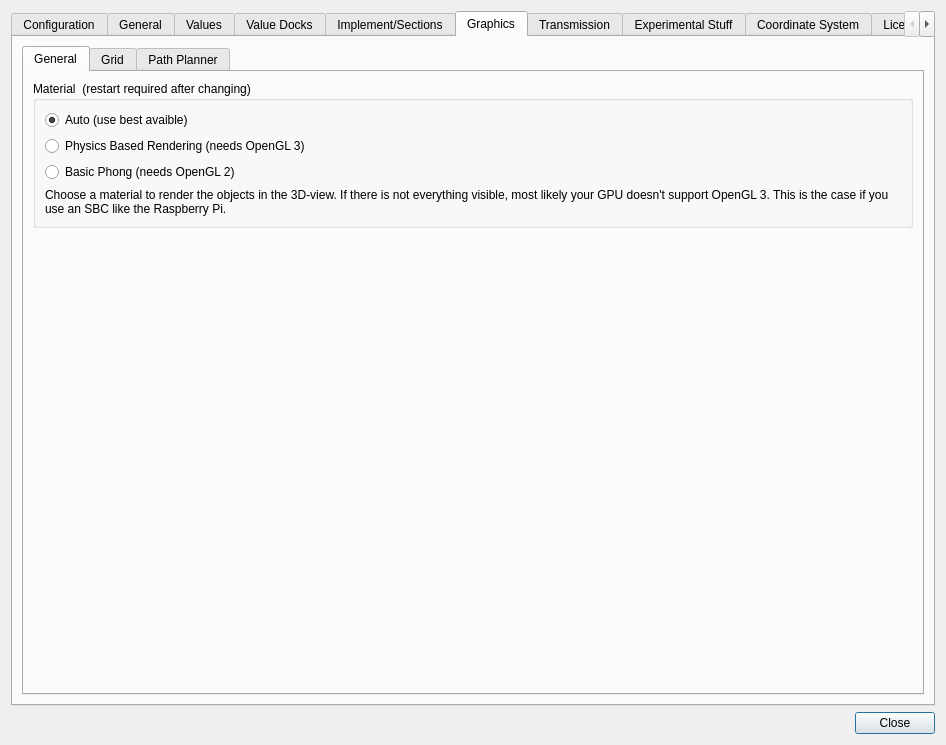
First picture: the form in src/gui/SettingsDialog.ui, repository eringerli/QtOpenGuidance, before the edit.
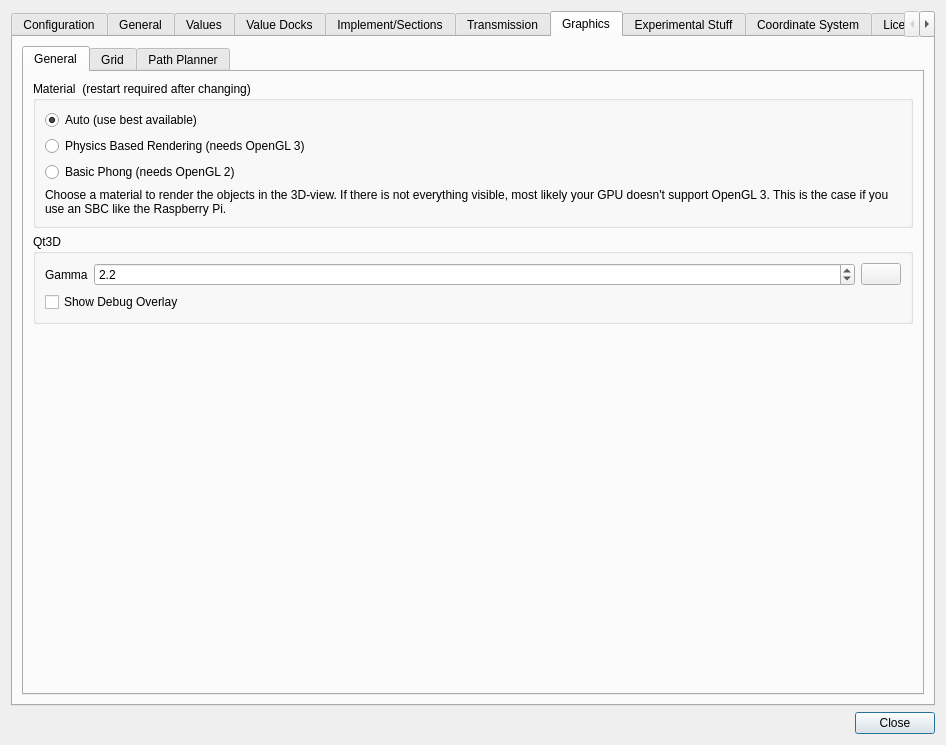
Second picture: the form after the edit. The open tabs and pages were chosen to show the change. Icons and pictures are not drawn. Custom widgets are drawn as their Qt base class.

Commit message: added gamma and debug overlay settings

Patch:
```diff
--- a/src/gui/SettingsDialog.ui
+++ b/src/gui/SettingsDialog.ui
@@ -47,7 +47,7 @@
         <enum>Qt::NoFocus</enum>
        </property>
        <property name="currentIndex">
-        <number>0</number>
+        <number>6</number>
        </property>
        <widget class="QWidget" name="tabConfiguration">
         <attribute name="title">
@@ -948,6 +948,16 @@
          </item>
         </layout>
        </widget>
+       <widget class="QWidget" name="tabTransmission">
+        <attribute name="title">
+         <string>Transmission</string>
+        </attribute>
+        <layout class="QHBoxLayout" name="horizontalLayout_7">
+         <item>
+          <widget class="QTableView" name="tvTransmission"/>
+         </item>
+        </layout>
+       </widget>
        <widget class="QWidget" name="tabGraphics">
         <attribute name="title">
          <string>Graphics</string>
@@ -965,7 +975,7 @@
             <attribute name="title">
              <string>General</string>
             </attribute>
-            <layout class="QVBoxLayout" name="verticalLayout_16">
+            <layout class="QVBoxLayout" name="verticalLayout_13">
              <item>
               <widget class="QGroupBox" name="groupBox_3">
                <property name="title">
@@ -975,7 +985,7 @@
                 <item>
                  <widget class="QRadioButton" name="rbMaterialAuto">
                   <property name="text">
-                   <string>Auto (use best avaible)</string>
+                   <string>Auto (use best available)</string>
                   </property>
                   <property name="checked">
                    <bool>true</bool>
@@ -1015,6 +1025,61 @@
                </layout>
               </widget>
              </item>
+             <item>
+              <widget class="QGroupBox" name="groupBox_4">
+               <property name="title">
+                <string>Qt3D</string>
+               </property>
+               <layout class="QGridLayout" name="gridLayout_13">
+                <item row="0" column="0">
+                 <widget class="QLabel" name="label_9">
+                  <property name="text">
+                   <string>Gamma</string>
+                  </property>
+                 </widget>
+                </item>
+                <item row="1" column="0" colspan="2">
+                 <widget class="QCheckBox" name="cbShowDebugOverlay">
+                  <property name="text">
+                   <string>Show Debug Overlay</string>
+                  </property>
+                 </widget>
+                </item>
+                <item row="0" column="1">
+                 <widget class="QDoubleSpinBox" name="dsbGamma">
+                  <property name="sizePolicy">
+                   <sizepolicy hsizetype="Expanding" vsizetype="Preferred">
+                    <horstretch>0</horstretch>
+                    <verstretch>0</verstretch>
+                   </sizepolicy>
+                  </property>
+                  <property name="decimals">
+                   <number>1</number>
+                  </property>
+                  <property name="maximum">
+                   <double>10.000000000000000</double>
+                  </property>
+                  <property name="singleStep">
+                   <double>0.100000000000000</double>
+                  </property>
+                  <property name="value">
+                   <double>2.200000000000000</double>
+                  </property>
+                 </widget>
+                </item>
+                <item row="0" column="2">
+                 <widget class="QPushButton" name="pbGammaDefault">
+                  <property name="text">
+                   <string/>
+                  </property>
+                  <property name="icon">
+                   <iconset theme="edit-clear"/>
+                  </property>
+                 </widget>
+                </item>
+               </layout>
+              </widget>
+             </item>
              <item>
               <spacer name="verticalSpacer_7">
                <property name="orientation">
@@ -1767,16 +1832,6 @@
          </item>
         </layout>
        </widget>
-       <widget class="QWidget" name="tabTransmission">
-        <attribute name="title">
-         <string>Transmission</string>
-        </attribute>
-        <layout class="QHBoxLayout" name="horizontalLayout_7">
-         <item>
-          <widget class="QTableView" name="tvTransmission"/>
-         </item>
-        </layout>
-       </widget>
        <widget class="QWidget" name="tabExperimental">
         <attribute name="title">
          <string>Experimental Stuff</string>
```
The commit also changes 3 other files.
